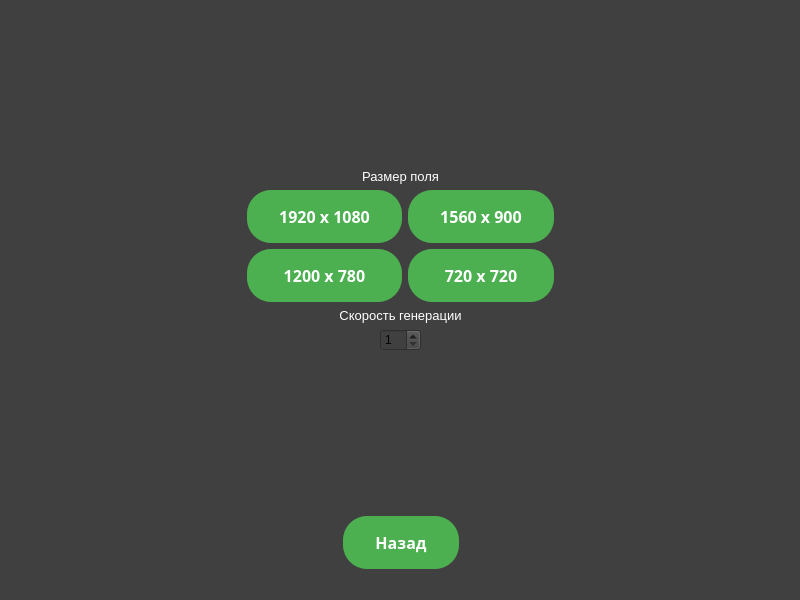
This is settings.ui in Dima977/Game-of-Life as Qt 5 draws it before an edit. The edited form follows.
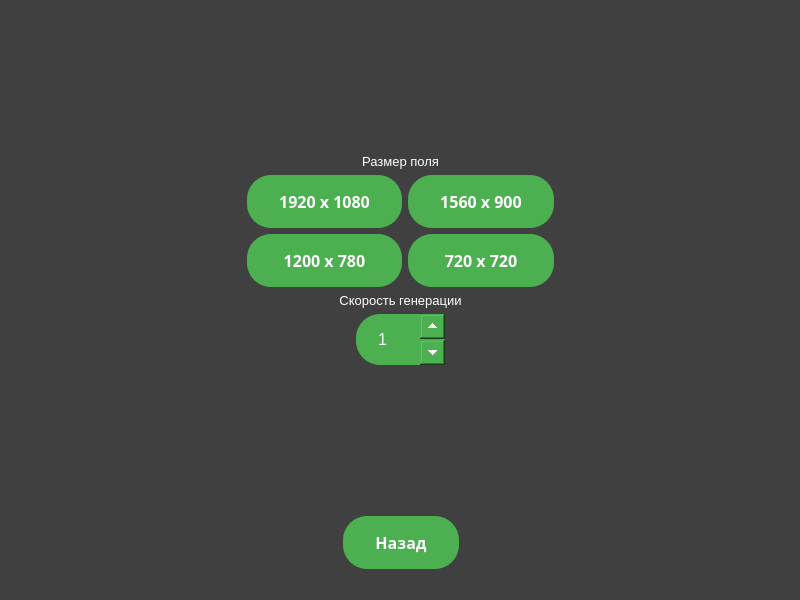
This is the edited form.

```diff
--- a/settings.ui
+++ b/settings.ui
@@ -451,6 +451,31 @@
       </item>
       <item row="0" column="1">
        <widget class="QSpinBox" name="spinBox">
+        <property name="styleSheet">
+         <string notr="true">QSpinBox{
+background-color: #4CAF50;
+padding: 15px 20px;
+color:white;
+text-align: center;
+text-decoration: none;
+font-size: 16px;
+border-radius: 24px;
+}
+
+QSpinBox::up-button {
+subcontrol-origin: border;
+subcontrol-position: top right; 
+width: 25px;
+ 
+}
+
+QSpinBox::down-button {
+subcontrol-origin: border;
+subcontrol-position: bottom right; 
+width: 25px;
+
+}</string>
+        </property>
         <property name="minimum">
          <number>1</number>
         </property>
```
